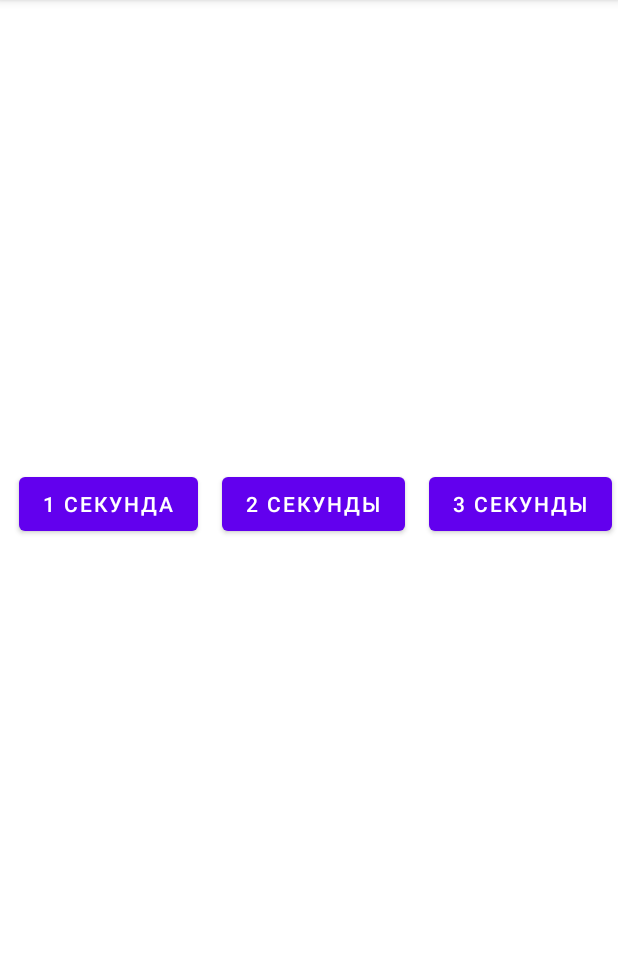
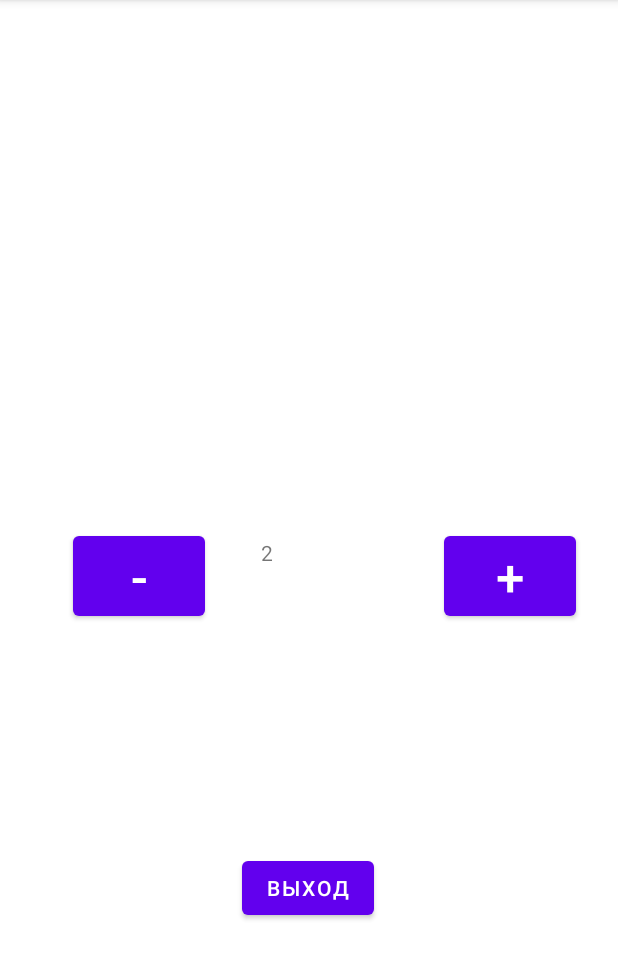
Before and after one commit to PrettyNastya/NumbersMemory, an Android app: the ActivitySecond screen opened directly, with no data from a screen before it, on a phone screen of 412 x 824 dp, the part 84-1063 px from its top. Run offline under Robolectric (Android 15) with nearby library versions, the phone set to English and light mode, and no system bars.

Commit message:
сделан файл разметки активити секонд, ратавлены кнопки

```diff
--- a/app/src/main/java/com/mestodushi/numbersmemory/ActivitySecond.java
+++ b/app/src/main/java/com/mestodushi/numbersmemory/ActivitySecond.java
@@ -14,5 +14,10 @@ public class ActivitySecond extends AppCompatActivity {
         setContentView(R.layout.activity_second);
     }
 
+    public void Click(View view) {
 
+        Intent intent = new Intent(ActivitySecond.this, ActivitySecond.class);
+        startActivity(intent);
+
+    }
 }
--- a/app/src/main/res/layout/activity_main.xml
+++ b/app/src/main/res/layout/activity_main.xml
@@ -27,7 +27,7 @@
         android:layout_width="116dp"
         android:layout_height="53dp"
         android:layout_marginBottom="60dp"
-        android:onClick="onClickgoTothem"
+        android:onClick="Click"
         android:text="выбрать тему"
         app:layout_constraintBottom_toBottomOf="parent"
         app:layout_constraintEnd_toStartOf="@+id/button2"
--- a/app/src/main/res/layout/activity_second.xml
+++ b/app/src/main/res/layout/activity_second.xml
@@ -10,29 +10,48 @@
         android:id="@+id/button20"
         android:layout_width="wrap_content"
         android:layout_height="wrap_content"
-        android:layout_marginTop="312dp"
-        android:layout_marginEnd="16dp"
-        android:text="1 секунда"
+        android:layout_marginStart="44dp"
+        android:onClick="Click"
+        android:text="-"
+        android:textSize="34sp"
+        app:layout_constraintBottom_toBottomOf="parent"
         app:layout_constraintEnd_toStartOf="@+id/button23"
-        app:layout_constraintTop_toTopOf="parent" />
+        app:layout_constraintHorizontal_bias="0.027"
+        app:layout_constraintStart_toStartOf="parent"
+        app:layout_constraintTop_toTopOf="parent"
+        app:layout_constraintVertical_bias="0.5" />
 
     <Button
         android:id="@+id/button23"
         android:layout_width="wrap_content"
         android:layout_height="wrap_content"
-        android:layout_marginTop="312dp"
-        android:layout_marginEnd="16dp"
-        android:text="2 секунды"
-        app:layout_constraintEnd_toStartOf="@+id/button24"
+        android:layout_marginEnd="28dp"
+        android:text="+"
+        android:textSize="34sp"
+        app:layout_constraintBottom_toBottomOf="parent"
+        app:layout_constraintEnd_toEndOf="parent"
         app:layout_constraintTop_toTopOf="parent" />
 
     <Button
         android:id="@+id/button24"
         android:layout_width="wrap_content"
         android:layout_height="wrap_content"
-        android:layout_marginTop="312dp"
-        android:layout_marginEnd="4dp"
-        android:text="3 секунды"
+        android:layout_marginBottom="152dp"
+        android:text="выход"
+        app:layout_constraintBottom_toBottomOf="parent"
         app:layout_constraintEnd_toEndOf="parent"
+        app:layout_constraintHorizontal_bias="0.498"
+        app:layout_constraintStart_toStartOf="parent" />
+
+    <TextView
+        android:id="@+id/textView2"
+        android:layout_width="62dp"
+        android:layout_height="51dp"
+        android:text="2"
+        app:flow_horizontalBias="1"
+        app:layout_constraintBottom_toBottomOf="parent"
+        app:layout_constraintEnd_toEndOf="parent"
+        app:layout_constraintHorizontal_bias="0.498"
+        app:layout_constraintStart_toStartOf="parent"
         app:layout_constraintTop_toTopOf="parent" />
 </androidx.constraintlayout.widget.ConstraintLayout>
```
